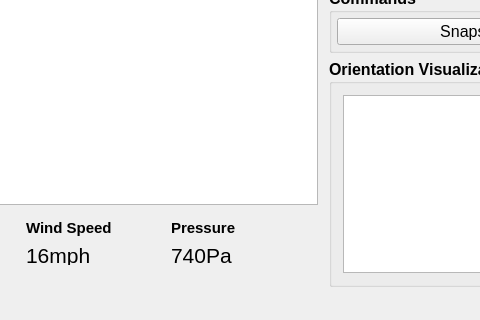
Above: gcs-2018/gcs-ui/mainwindow.ui from thl024/UCSD-Cansat-2017-18 before the change; both pictures show x 427 to 907 and y 290 to 610 of the 1062 by 610 pixel window. Below: the same form after it.
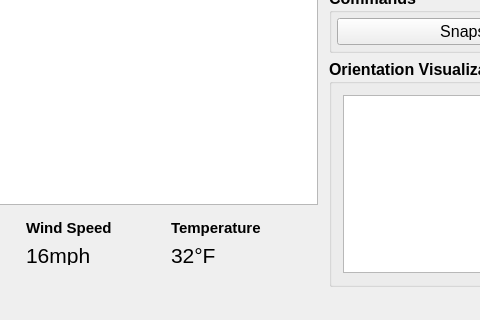
That is the form after the change.

Commit message: Updated UI to use temp

Diff of the .ui file:
```diff
--- a/gcs-2018/gcs-ui/mainwindow.ui
+++ b/gcs-2018/gcs-ui/mainwindow.ui
@@ -596,7 +596,7 @@
              </font>
             </property>
             <property name="text">
-             <string>Pressure</string>
+             <string>Temperature</string>
             </property>
            </widget>
           </item>
@@ -710,7 +710,7 @@
              </font>
             </property>
             <property name="text">
-             <string>740Pa</string>
+             <string>32°F</string>
             </property>
            </widget>
           </item>
```
Left out of the diff: 2 changed lines with no effect on the pictures. The commit also changes 2 other files.
